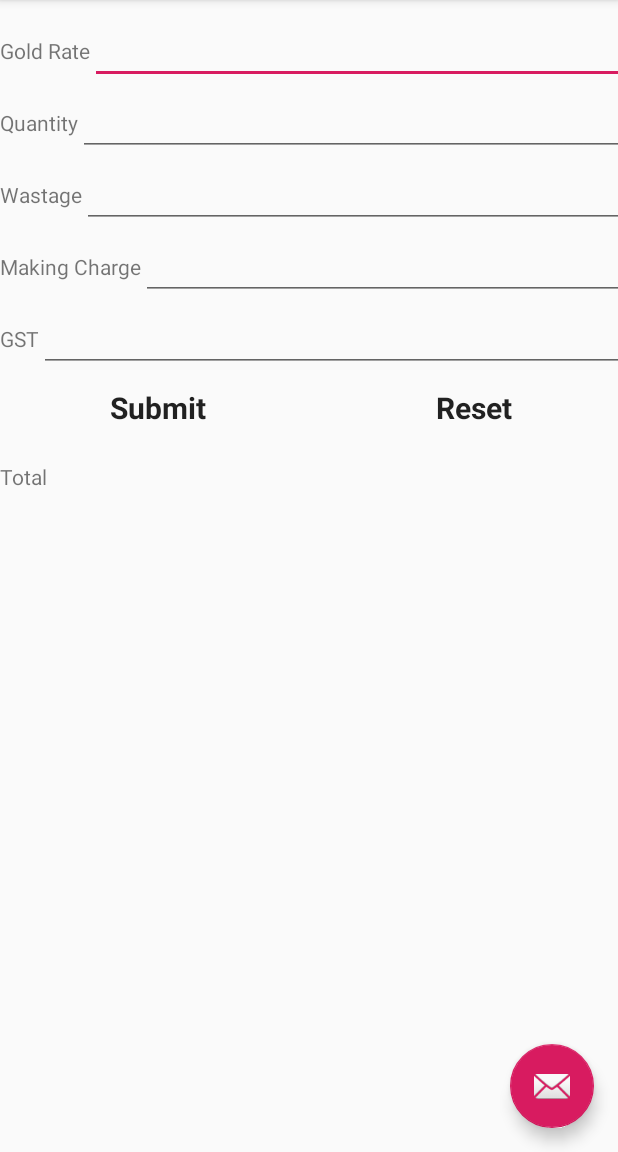
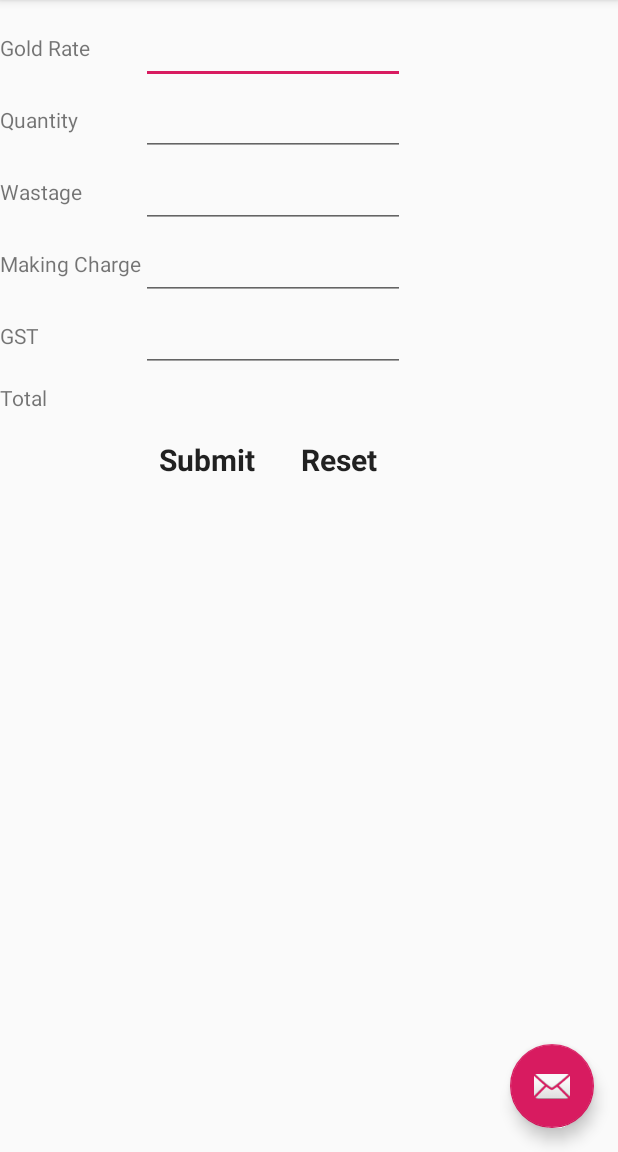
Before and after one commit to annai-high-tech/GoldMine, an Android app: the screen it shows after launch (MainActivity), on a phone screen of 412 x 824 dp, the part 84-1236 px from its top. Run offline under Robolectric (Android 15) with nearby library versions, the phone set to English and light mode, and no system bars.

Commit message:
gui improvement

```diff
--- a/app/src/main/res/layout/content_main.xml
+++ b/app/src/main/res/layout/content_main.xml
@@ -5,160 +5,160 @@
     android:layout_width="match_parent"
     android:layout_height="match_parent"
     app:layout_behavior="@string/appbar_scrolling_view_behavior"
-    tools:context=".MainActivity"
+    tools:context=".view.MainActivity"
     tools:showIn="@layout/app_bar_main">
 
-    <LinearLayout
-        android:layout_width="422dp"
-        android:layout_height="341dp"
+    <TableLayout
+        android:id="@+id/tableLayout"
+        android:layout_width="match_parent"
+        android:layout_height="wrap_content"
         android:layout_marginTop="8dp"
-        android:orientation="vertical"
         app:layout_constraintTop_toTopOf="parent"
         tools:layout_editor_absoluteX="8dp">
 
-        <LinearLayout
+        <TableRow
             android:layout_width="match_parent"
-            android:layout_height="wrap_content">
+            android:layout_height="match_parent">
 
             <TextView
                 android:layout_width="wrap_content"
-                android:layout_height="wrap_content"
-                android:text="Gold Rate"
-                app:layout_constraintBottom_toBottomOf="parent"
-                app:layout_constraintHorizontal_bias="0.543"
-                app:layout_constraintLeft_toLeftOf="parent"
-                app:layout_constraintRight_toRightOf="parent"
-                app:layout_constraintTop_toTopOf="parent"
-                app:layout_constraintVertical_bias="0.435" />
+                android:layout_height="match_parent"
+                android:gravity="center_vertical"
+                android:text="Gold Rate" />
 
             <EditText
                 android:id="@+id/rate"
                 android:layout_width="match_parent"
-                android:layout_height="wrap_content"
-                android:imeOptions="actionNext"
-                android:inputType="numberDecimal"
-                android:maxLines="1"
-                android:textSize="20sp" />
-        </LinearLayout>
-
-        <LinearLayout
-            android:layout_width="match_parent"
-            android:layout_height="wrap_content">
-
-            <TextView
-                android:layout_width="wrap_content"
-                android:layout_height="wrap_content"
-                android:text="Quantity"
-                app:layout_constraintBottom_toBottomOf="parent"
-                app:layout_constraintHorizontal_bias="0.543"
-                app:layout_constraintLeft_toLeftOf="parent"
-                app:layout_constraintRight_toRightOf="parent"
-                app:layout_constraintTop_toTopOf="parent"
-                app:layout_constraintVertical_bias="0.435" />
-
-            <EditText
-                android:id="@+id/quantity"
-                android:layout_width="match_parent"
-                android:layout_height="wrap_content"
+                android:layout_height="match_parent"
                 android:imeOptions="actionNext"
                 android:inputType="numberDecimal"
                 android:maxLines="1"
                 android:textSize="20sp" />
 
-        </LinearLayout>
+        </TableRow>
 
-
-        <LinearLayout
+        <TableRow
             android:layout_width="match_parent"
-            android:layout_height="wrap_content">
+            android:layout_height="match_parent">
 
             <TextView
                 android:layout_width="wrap_content"
-                android:layout_height="wrap_content"
-                android:text="Wastage"
-                app:layout_constraintBottom_toBottomOf="parent"
-                app:layout_constraintHorizontal_bias="0.543"
-                app:layout_constraintLeft_toLeftOf="parent"
-                app:layout_constraintRight_toRightOf="parent"
-                app:layout_constraintTop_toTopOf="parent"
-                app:layout_constraintVertical_bias="0.435" />
+                android:layout_height="match_parent"
+                android:gravity="center_vertical"
+                android:text="Quantity" />
 
             <EditText
-                android:id="@+id/wastage"
+                android:id="@+id/quantity"
                 android:layout_width="match_parent"
-                android:layout_height="wrap_content"
+                android:layout_height="match_parent"
                 android:imeOptions="actionNext"
                 android:inputType="numberDecimal"
                 android:maxLines="1"
                 android:textSize="20sp" />
 
-        </LinearLayout>
+        </TableRow>
 
-
-        <LinearLayout
+        <TableRow
             android:layout_width="match_parent"
-            android:layout_height="wrap_content">
+            android:layout_height="match_parent">
 
             <TextView
                 android:layout_width="wrap_content"
-                android:layout_height="wrap_content"
-                android:text="Making Charge"
-                app:layout_constraintBottom_toBottomOf="parent"
-                app:layout_constraintHorizontal_bias="0.543"
-                app:layout_constraintLeft_toLeftOf="parent"
-                app:layout_constraintRight_toRightOf="parent"
-                app:layout_constraintTop_toTopOf="parent"
-                app:layout_constraintVertical_bias="0.435" />
+                android:layout_height="match_parent"
+                android:gravity="center_vertical"
+                android:text="Wastage" />
 
             <EditText
-                android:id="@+id/making"
+                android:id="@+id/wastage"
                 android:layout_width="match_parent"
-                android:layout_height="wrap_content"
+                android:layout_height="match_parent"
                 android:imeOptions="actionNext"
                 android:inputType="numberDecimal"
                 android:maxLines="1"
                 android:textSize="20sp" />
 
-        </LinearLayout>
+        </TableRow>
 
 
-        <LinearLayout
+        <TableRow
             android:layout_width="match_parent"
-            android:layout_height="wrap_content">
+            android:layout_height="match_parent">
 
             <TextView
                 android:layout_width="wrap_content"
-                android:layout_height="wrap_content"
-                android:text="GST"
-                app:layout_constraintBottom_toBottomOf="parent"
-                app:layout_constraintHorizontal_bias="0.543"
-                app:layout_constraintLeft_toLeftOf="parent"
-                app:layout_constraintRight_toRightOf="parent"
-                app:layout_constraintTop_toTopOf="parent"
-                app:layout_constraintVertical_bias="0.435" />
+                android:layout_height="match_parent"
+                android:gravity="center_vertical"
+                android:text="Making Charge" />
 
             <EditText
-                android:id="@+id/gst"
+                android:id="@+id/making"
                 android:layout_width="match_parent"
-                android:layout_height="wrap_content"
+                android:layout_height="match_parent"
                 android:imeOptions="actionNext"
                 android:inputType="numberDecimal"
                 android:maxLines="1"
                 android:textSize="20sp" />
 
-        </LinearLayout>
+        </TableRow>
 
+        <TableRow
+            android:layout_width="match_parent"
+            android:layout_height="match_parent">
+
+            <TextView
+                android:layout_width="wrap_content"
+                android:layout_height="match_parent"
+                android:gravity="center_vertical"
+                android:text="GST" />
+
+            <EditText
+                android:id="@+id/gst"
+                android:layout_width="match_parent"
+                android:layout_height="match_parent"
+                android:imeOptions="actionNext"
+                android:inputType="numberDecimal"
+                android:maxLines="1"
+                android:textSize="20sp" />
+
+        </TableRow>
+
+        <TableRow
+            android:layout_width="match_parent"
+            android:layout_height="match_parent">
+
+            <TextView
+                android:layout_width="wrap_content"
+                android:layout_height="match_parent"
+                android:gravity="center_vertical"
+                android:text="Total" />
+
+            <TextView
+                android:id="@+id/total"
+                android:layout_width="match_parent"
+                android:layout_height="match_parent"
+                android:gravity="center_horizontal"
+                android:keepScreenOn="true"
+                android:text=""
+                android:textSize="25sp"
+                android:textStyle="bold" />
+
+        </TableRow>
+
+        <TableRow
+            android:layout_width="match_parent"
+            android:layout_height="match_parent">
 
             <LinearLayout
                 android:layout_width="match_parent"
-            android:layout_height="wrap_content">
+                android:layout_height="match_parent"
+                android:layout_column="1"
+                android:orientation="horizontal">
 
                 <Button
                     android:id="@+id/submit_button"
                     style="@style/Widget.AppCompat.ButtonBar"
                     android:layout_width="wrap_content"
-                android:layout_height="wrap_content"
-                android:layout_gravity="center"
+                    android:layout_height="match_parent"
                     android:layout_weight="1"
                     android:text="Submit"
                     android:textSize="20sp"
@@ -171,8 +171,7 @@
                     android:id="@+id/reset_button"
                     style="@style/Widget.AppCompat.ButtonBar"
                     android:layout_width="wrap_content"
-                android:layout_height="wrap_content"
-                android:layout_gravity="center"
+                    android:layout_height="match_parent"
                     android:layout_weight="1"
                     android:text="Reset"
                     android:textSize="20sp"
@@ -181,34 +180,9 @@
             </LinearLayout>
 
 
-        <LinearLayout
-            android:layout_width="match_parent"
-            android:layout_height="wrap_content">
+        </TableRow>
 
-            <TextView
-                android:layout_width="wrap_content"
-                android:layout_height="wrap_content"
-                android:text="Total"
-                app:layout_constraintBottom_toBottomOf="parent"
-                app:layout_constraintHorizontal_bias="0.543"
-                app:layout_constraintLeft_toLeftOf="parent"
-                app:layout_constraintRight_toRightOf="parent"
-                app:layout_constraintTop_toTopOf="parent"
-                app:layout_constraintVertical_bias="0.435" />
-
-            <TextView
-                android:id="@+id/total"
-                android:layout_width="match_parent"
-                android:layout_height="wrap_content"
-                android:gravity="center_horizontal"
-                android:keepScreenOn="true"
-                android:text=""
-                android:textSize="25sp"
-                android:textStyle="bold" />
-
-        </LinearLayout>
-
-    </LinearLayout>
+    </TableLayout>
 
 
 </android.support.constraint.ConstraintLayout>
```
Also changed, not shown: 1 other file. Lines whose indentation alone changed are shown as unchanged.
